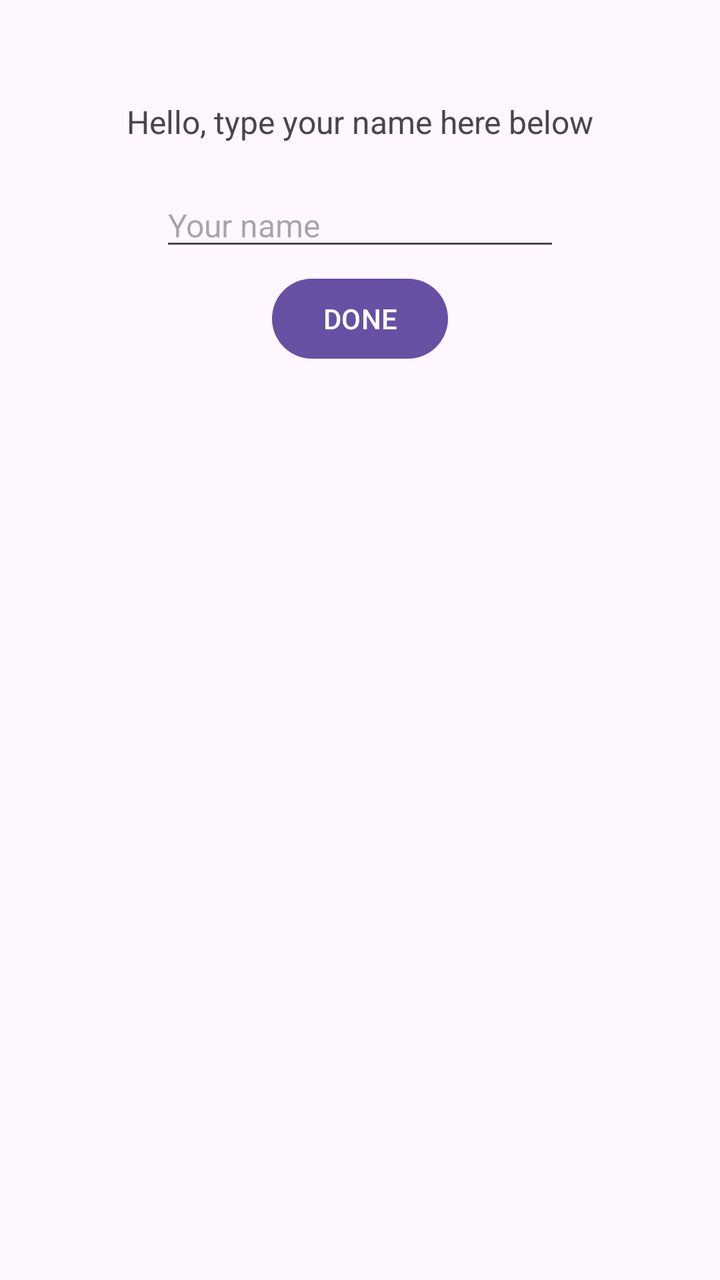
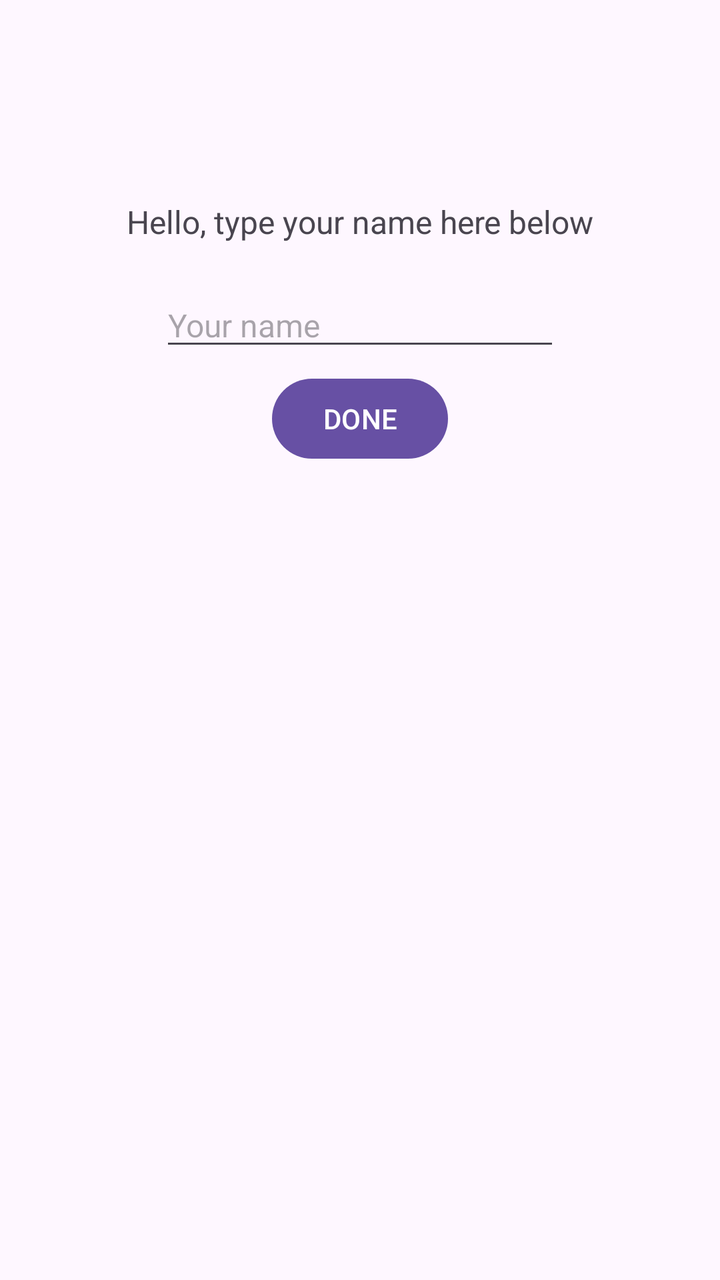

The first picture is an Android layout as it rendered before a commit; the second is the same layout after the commit. The layout source and the unified diff follow.
<!-- AndroidManifest.xml: application theme Theme.HelloWorldAndroid -->
<!-- res/layout/activity_name.xml -->
<?xml version="1.0" encoding="utf-8"?>
<androidx.constraintlayout.widget.ConstraintLayout xmlns:android="http://schemas.android.com/apk/res/android"
    xmlns:app="http://schemas.android.com/apk/res-auto"
    xmlns:tools="http://schemas.android.com/tools"
    android:id="@+id/main"
    android:layout_width="match_parent"
    android:layout_height="match_parent"
    tools:context=".helloWorld.NameActivity">

    <TextView
        android:id="@+id/typeNameText"
        android:layout_width="wrap_content"
        android:layout_height="wrap_content"
        android:text="Hello, type your name here below"
        android:textSize="16sp"
        app:layout_constraintTop_toTopOf="parent"
        app:layout_constraintStart_toStartOf="parent"
        app:layout_constraintEnd_toEndOf="parent"
        android:layout_marginTop="50dp"/>

    <EditText
        android:id="@+id/nameEditText"
        android:layout_width="200dp"
        android:layout_height="wrap_content"
        android:hint="Your name"
        android:textSize="16sp"
        app:layout_constraintTop_toBottomOf="@id/typeNameText"
        app:layout_constraintStart_toStartOf="parent"
        app:layout_constraintEnd_toEndOf="parent"
        android:layout_marginTop="20dp"/>

    <Button
        android:id="@+id/doneButton"
        android:layout_width="wrap_content"
        android:layout_height="wrap_content"
        android:text="DONE"
        app:layout_constraintTop_toBottomOf="@id/nameEditText"
        app:layout_constraintStart_toStartOf="parent"
        app:layout_constraintEnd_toEndOf="parent"
        android:layout_marginTop="5dp"/>

</androidx.constraintlayout.widget.ConstraintLayout>
<!-- resources referenced by this layout -->
<resources>
  <style name="Theme.HelloWorldAndroid" parent="Base.Theme.HelloWorldAndroid" />
  <style name="Base.Theme.HelloWorldAndroid" parent="Theme.Material3.DayNight">
          
          
      </style>
</resources>

<!-- the commit's change to res/layout/activity_name.xml (unified diff, before → after) -->
@@ -16,7 +16,7 @@
         app:layout_constraintTop_toTopOf="parent"
         app:layout_constraintStart_toStartOf="parent"
         app:layout_constraintEnd_toEndOf="parent"
-        android:layout_marginTop="50dp"/>
+        android:layout_marginTop="100dp"/>
 
     <EditText
         android:id="@+id/nameEditText"
